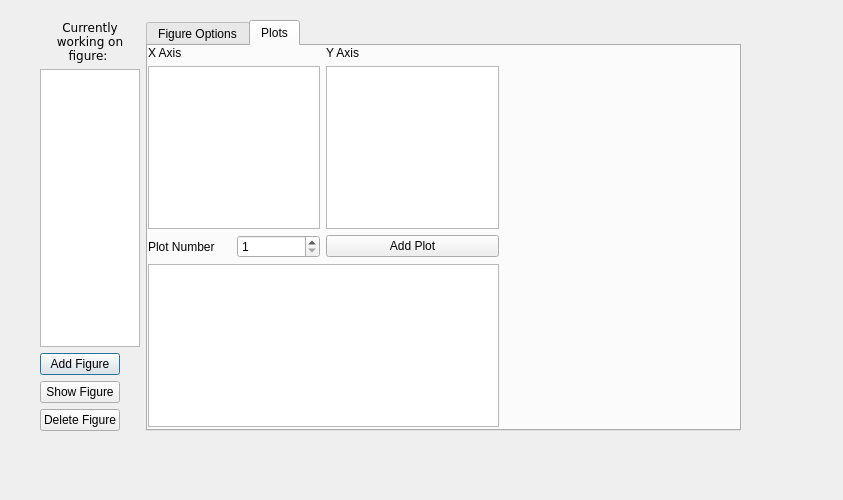
Above: ui/Ui_EditFigureDialog.ui from bbreslauer/PySciPlot before the change. Below: the same form after it.
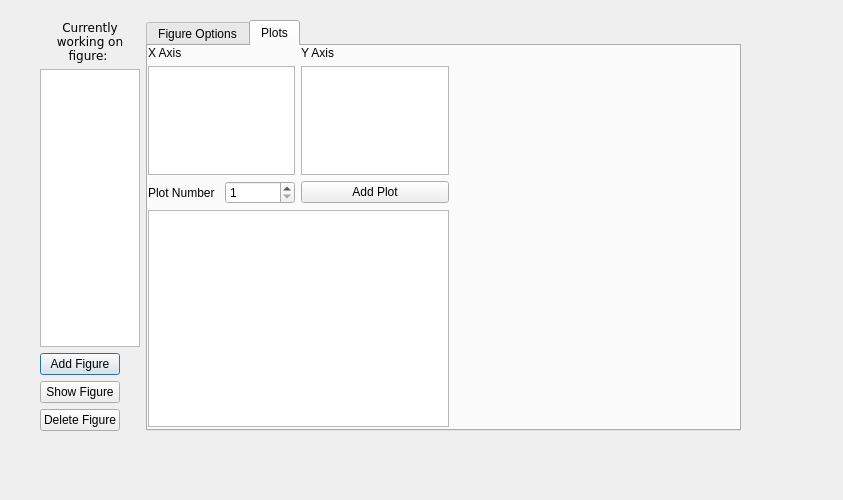
That is the form after the change. The open tabs and pages were chosen to show the change.

Commit message: Changed some UI and signal connections code, and made some efficiency improvements.

```diff
--- a/ui/Ui_EditFigureDialog.ui
+++ b/ui/Ui_EditFigureDialog.ui
@@ -199,19 +199,12 @@
          <rect>
           <x>0</x>
           <y>0</y>
-          <width>351</width>
+          <width>301</width>
           <height>381</height>
          </rect>
         </property>
-        <layout class="QGridLayout" name="gridLayout">
+        <layout class="QGridLayout" name="gridLayout" rowstretch="0,1,0,2" rowminimumheight="0,0,0,0">
          <item row="1" column="1">
-          <widget class="QLabel" name="yAxisLabel">
-           <property name="text">
-            <string>Y Axis</string>
-           </property>
-          </widget>
-         </item>
-         <item row="2" column="1">
           <widget class="QListView" name="yAxisListView">
            <property name="editTriggers">
             <set>QAbstractItemView::NoEditTriggers</set>
@@ -224,17 +217,10 @@
            </property>
           </widget>
          </item>
-         <item row="2" column="0">
+         <item row="1" column="0">
           <widget class="QListView" name="xAxisListView"/>
          </item>
-         <item row="1" column="0">
-          <widget class="QLabel" name="xAxisLabel">
-           <property name="text">
-            <string>X Axis</string>
-           </property>
-          </widget>
-         </item>
-         <item row="3" column="0">
+         <item row="2" column="0">
           <layout class="QHBoxLayout" name="horizontalLayout_3">
            <item>
             <widget class="QLabel" name="label_3">
@@ -252,14 +238,14 @@
            </item>
           </layout>
          </item>
-         <item row="3" column="1">
+         <item row="2" column="1">
           <widget class="QPushButton" name="addPlotButton">
            <property name="text">
             <string>Add Plot</string>
            </property>
           </widget>
          </item>
-         <item row="4" column="0" colspan="2">
+         <item row="3" column="0" colspan="2">
           <widget class="QTableView" name="plotListView">
            <property name="selectionMode">
             <enum>QAbstractItemView::SingleSelection</enum>
@@ -267,14 +253,37 @@
            <property name="selectionBehavior">
             <enum>QAbstractItemView::SelectRows</enum>
            </property>
+           <property name="sortingEnabled">
+            <bool>true</bool>
+           </property>
            <attribute name="horizontalHeaderDefaultSectionSize">
-            <number>50</number>
+            <number>75</number>
            </attribute>
+           <attribute name="verticalHeaderVisible">
+            <bool>false</bool>
+           </attribute>
+           <attribute name="verticalHeaderVisible">
+            <bool>false</bool>
+           </attribute>
            <attribute name="horizontalHeaderDefaultSectionSize">
-            <number>50</number>
+            <number>75</number>
            </attribute>
           </widget>
          </item>
+         <item row="0" column="0">
+          <widget class="QLabel" name="xAxisLabel">
+           <property name="text">
+            <string>X Axis</string>
+           </property>
+          </widget>
+         </item>
+         <item row="0" column="1">
+          <widget class="QLabel" name="yAxisLabel">
+           <property name="text">
+            <string>Y Axis</string>
+           </property>
+          </widget>
+         </item>
         </layout>
        </widget>
       </widget>
```
Left out of the diff: 2 changed lines with no effect on the pictures. The commit also changes 6 other files.
